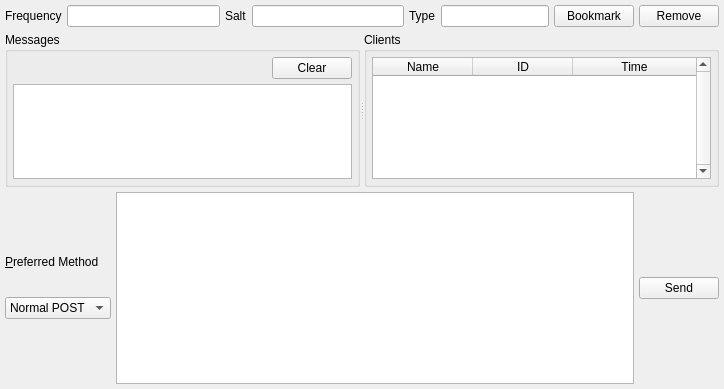
xloem/spot-on-svn, file UI/buzzpage.ui: the form before one commit.
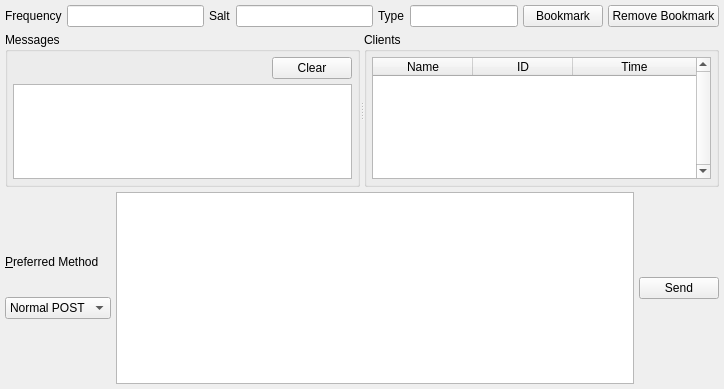
The form after the commit. Custom widgets are drawn as their Qt base class.

What changed in the file:
```diff
--- a/UI/buzzpage.ui
+++ b/UI/buzzpage.ui
@@ -83,7 +83,7 @@
      <item>
       <widget class="QPushButton" name="remove">
        <property name="text">
-        <string>Remove</string>
+        <string>Remove Bookmark</string>
        </property>
       </widget>
      </item>
```
